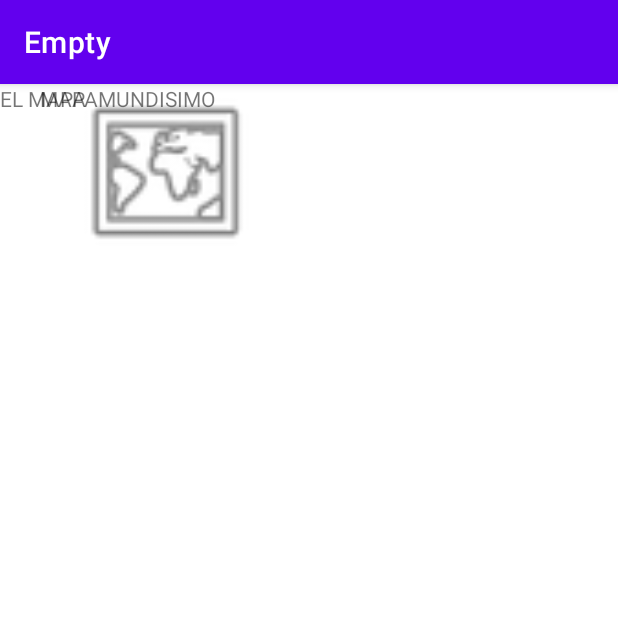
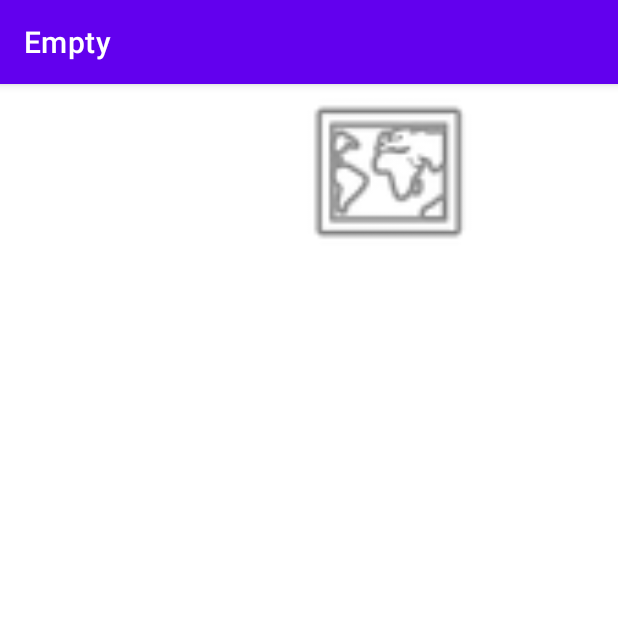
Before and after one commit to hfaildeestevez/Empty, an Android app: the screen it shows after launch (MainActivity), on a phone screen of 412 x 824 dp, the top half of it. Run offline under Robolectric (Android 15) with nearby library versions, the phone set to English and light mode, and no system bars.

Commit message:
Restriccion a una guía

```diff
--- a/app/src/main/res/layout/activity_main.xml
+++ b/app/src/main/res/layout/activity_main.xml
@@ -6,28 +6,20 @@
     android:layout_height="match_parent"
     tools:context=".MainActivity">
 
-    <TextView
-        android:id="@+id/textView3"
-        android:layout_width="85dp"
-        android:layout_height="25dp"
-        android:text="EL MAPA"
-        tools:layout_editor_absoluteX="27dp"
-        tools:layout_editor_absoluteY="441dp" />
-
-    <TextView
-        android:id="@+id/textView"
-        android:layout_width="157dp"
-        android:layout_height="21dp"
-        android:text="        MAPAMUNDISIMO"
-        app:layout_constraintBaseline_toBaselineOf="@+id/textView3"
-        tools:layout_editor_absoluteX="223dp" />
-
     <ImageView
         android:id="@+id/imageView"
         android:layout_width="220dp"
         android:layout_height="117dp"
+        android:layout_marginStart="96dp"
+        app:layout_constraintStart_toStartOf="@+id/guideline2"
         app:srcCompat="@android:drawable/ic_menu_mapmode"
-        tools:layout_editor_absoluteX="95dp"
-        tools:layout_editor_absoluteY="138dp" />
+        tools:layout_editor_absoluteY="251dp" />
+
+    <androidx.constraintlayout.widget.Guideline
+        android:id="@+id/guideline2"
+        android:layout_width="wrap_content"
+        android:layout_height="wrap_content"
+        android:orientation="vertical"
+        app:layout_constraintGuide_begin="53dp" />
 
 </androidx.constraintlayout.widget.ConstraintLayout>
```
